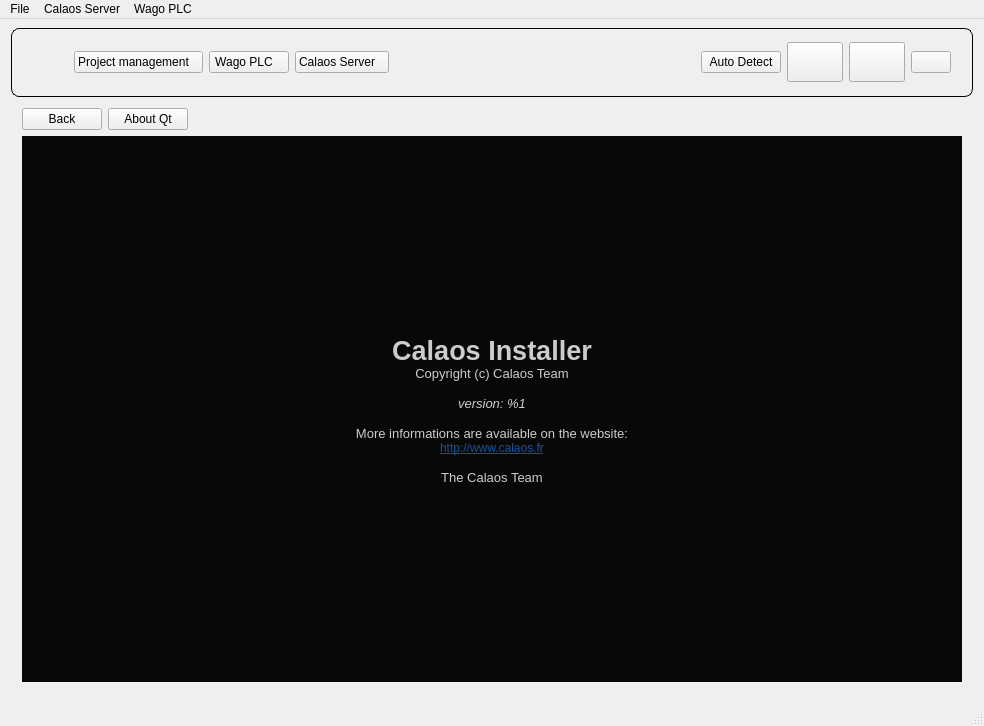
Qt form data/MainWindow.ui (calaos/calaos_installer) before a commit.
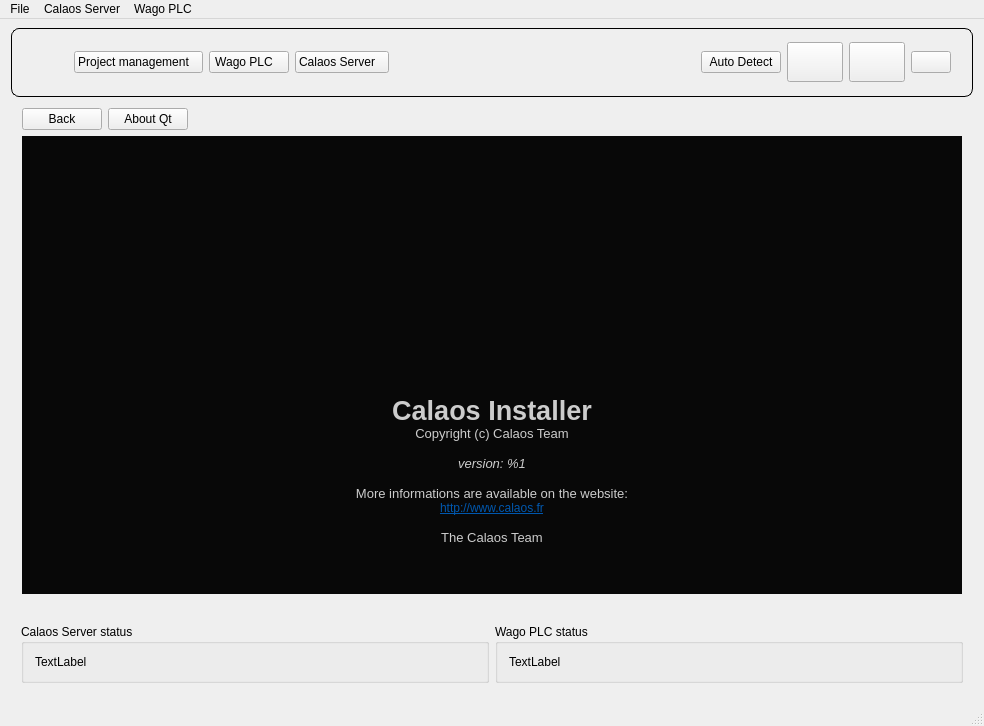
The same form after that commit. The open tabs and pages were chosen to show the change. Icons and pictures are not drawn. Custom widgets are drawn as their Qt base class.

Diff of the .ui file:
```diff
--- a/data/MainWindow.ui
+++ b/data/MainWindow.ui
@@ -432,18 +432,21 @@
               <string>&lt;!DOCTYPE HTML PUBLIC &quot;-//W3C//DTD HTML 4.0//EN&quot; &quot;http://www.w3.org/TR/REC-html40/strict.dtd&quot;&gt;
 &lt;html&gt;&lt;head&gt;&lt;meta name=&quot;qrichtext&quot; content=&quot;1&quot; /&gt;&lt;style type=&quot;text/css&quot;&gt;
 p, li { white-space: pre-wrap; }
-&lt;/style&gt;&lt;/head&gt;&lt;body style=&quot; font-family:'MS Shell Dlg 2'; font-size:8.25pt; font-weight:400; font-style:normal;&quot;&gt;
+&lt;/style&gt;&lt;/head&gt;&lt;body style=&quot; font-family:'.SF NS Text'; font-size:13pt; font-weight:400; font-style:normal;&quot;&gt;
 &lt;table border=&quot;0&quot; style=&quot;-qt-table-type: root; margin-top:4px; margin-bottom:4px; margin-left:4px; margin-right:4px;&quot;&gt;
 &lt;tr&gt;
 &lt;td style=&quot;border: none;&quot;&gt;
 &lt;p style=&quot;-qt-paragraph-type:empty; margin-top:0px; margin-bottom:0px; margin-left:0px; margin-right:0px; -qt-block-indent:0; text-indent:0px;&quot;&gt;&lt;br /&gt;&lt;/p&gt;
-&lt;p style=&quot;-qt-paragraph-type:empty; margin-top:0px; margin-bottom:0px; margin-left:0px; margin-right:0px; -qt-block-indent:0; text-indent:0px; font-family:'.Helvetica Neue DeskInterface'; font-size:13pt;&quot;&gt;&lt;br /&gt;&lt;/p&gt;
-&lt;p style=&quot;-qt-paragraph-type:empty; margin-top:0px; margin-bottom:0px; margin-left:0px; margin-right:0px; -qt-block-indent:0; text-indent:0px; font-family:'Sans Serif'; font-size:9pt;&quot;&gt;&lt;br /&gt;&lt;/p&gt;
 &lt;p style=&quot;-qt-paragraph-type:empty; margin-top:0px; margin-bottom:0px; margin-left:0px; margin-right:0px; -qt-block-indent:0; text-indent:0px;&quot;&gt;&lt;br /&gt;&lt;/p&gt;
-&lt;p style=&quot;-qt-paragraph-type:empty; margin-top:0px; margin-bottom:0px; margin-left:0px; margin-right:0px; -qt-block-indent:0; text-indent:0px; font-size:8pt;&quot;&gt;&lt;br /&gt;&lt;/p&gt;
-&lt;p style=&quot;-qt-paragraph-type:empty; margin-top:0px; margin-bottom:0px; margin-left:0px; margin-right:0px; -qt-block-indent:0; text-indent:0px; font-size:8pt;&quot;&gt;&lt;br /&gt;&lt;/p&gt;
-&lt;p style=&quot;-qt-paragraph-type:empty; margin-top:0px; margin-bottom:0px; margin-left:0px; margin-right:0px; -qt-block-indent:0; text-indent:0px; font-size:8pt;&quot;&gt;&lt;br /&gt;&lt;/p&gt;
-&lt;p style=&quot;-qt-paragraph-type:empty; margin-top:0px; margin-bottom:0px; margin-left:0px; margin-right:0px; -qt-block-indent:0; text-indent:0px; font-size:8pt;&quot;&gt;&lt;br /&gt;&lt;/p&gt;
+&lt;p style=&quot;-qt-paragraph-type:empty; margin-top:0px; margin-bottom:0px; margin-left:0px; margin-right:0px; -qt-block-indent:0; text-indent:0px; font-family:'MS Shell Dlg 2'; font-size:8.25pt;&quot;&gt;&lt;br /&gt;&lt;/p&gt;
+&lt;p style=&quot;-qt-paragraph-type:empty; margin-top:0px; margin-bottom:0px; margin-left:0px; margin-right:0px; -qt-block-indent:0; text-indent:0px; font-family:'MS Shell Dlg 2'; font-size:8.25pt;&quot;&gt;&lt;br /&gt;&lt;/p&gt;
+&lt;p style=&quot;-qt-paragraph-type:empty; margin-top:0px; margin-bottom:0px; margin-left:0px; margin-right:0px; -qt-block-indent:0; text-indent:0px; font-family:'.Helvetica Neue DeskInterface';&quot;&gt;&lt;br /&gt;&lt;/p&gt;
+&lt;p style=&quot;-qt-paragraph-type:empty; margin-top:0px; margin-bottom:0px; margin-left:0px; margin-right:0px; -qt-block-indent:0; text-indent:0px; font-family:'Sans Serif'; font-size:9pt;&quot;&gt;&lt;br /&gt;&lt;/p&gt;
+&lt;p style=&quot;-qt-paragraph-type:empty; margin-top:0px; margin-bottom:0px; margin-left:0px; margin-right:0px; -qt-block-indent:0; text-indent:0px; font-family:'MS Shell Dlg 2'; font-size:8.25pt;&quot;&gt;&lt;br /&gt;&lt;/p&gt;
+&lt;p style=&quot;-qt-paragraph-type:empty; margin-top:0px; margin-bottom:0px; margin-left:0px; margin-right:0px; -qt-block-indent:0; text-indent:0px; font-family:'MS Shell Dlg 2'; font-size:8pt;&quot;&gt;&lt;br /&gt;&lt;/p&gt;
+&lt;p style=&quot;-qt-paragraph-type:empty; margin-top:0px; margin-bottom:0px; margin-left:0px; margin-right:0px; -qt-block-indent:0; text-indent:0px; font-family:'MS Shell Dlg 2'; font-size:8pt;&quot;&gt;&lt;br /&gt;&lt;/p&gt;
+&lt;p style=&quot;-qt-paragraph-type:empty; margin-top:0px; margin-bottom:0px; margin-left:0px; margin-right:0px; -qt-block-indent:0; text-indent:0px; font-family:'MS Shell Dlg 2'; font-size:8pt;&quot;&gt;&lt;br /&gt;&lt;/p&gt;
+&lt;p style=&quot;-qt-paragraph-type:empty; margin-top:0px; margin-bottom:0px; margin-left:0px; margin-right:0px; -qt-block-indent:0; text-indent:0px; font-family:'MS Shell Dlg 2'; font-size:8pt;&quot;&gt;&lt;br /&gt;&lt;/p&gt;
 &lt;p style=&quot;-qt-paragraph-type:empty; margin-top:0px; margin-bottom:0px; margin-left:0px; margin-right:0px; -qt-block-indent:0; text-indent:0px; font-family:'Sans Serif'; font-size:9pt;&quot;&gt;&lt;br /&gt;&lt;/p&gt;
 &lt;p style=&quot;-qt-paragraph-type:empty; margin-top:0px; margin-bottom:0px; margin-left:0px; margin-right:0px; -qt-block-indent:0; text-indent:0px; font-family:'Sans Serif'; font-size:9pt;&quot;&gt;&lt;br /&gt;&lt;/p&gt;
 &lt;p style=&quot;-qt-paragraph-type:empty; margin-top:0px; margin-bottom:0px; margin-left:0px; margin-right:0px; -qt-block-indent:0; text-indent:0px; font-family:'Sans Serif'; font-size:9pt;&quot;&gt;&lt;br /&gt;&lt;/p&gt;
@@ -486,6 +489,54 @@
          </widget>
         </widget>
        </item>
+       <item>
+        <layout class="QHBoxLayout" name="horizontalLayout_6">
+         <property name="leftMargin">
+          <number>10</number>
+         </property>
+         <property name="topMargin">
+          <number>10</number>
+         </property>
+         <property name="rightMargin">
+          <number>10</number>
+         </property>
+         <property name="bottomMargin">
+          <number>10</number>
+         </property>
+         <item>
+          <widget class="QGroupBox" name="calaosServerStatusGroup">
+           <property name="title">
+            <string>Calaos Server status</string>
+           </property>
+           <layout class="QGridLayout" name="gridLayout">
+            <item row="0" column="0">
+             <widget class="QLabel" name="label_2">
+              <property name="text">
+               <string>TextLabel</string>
+              </property>
+             </widget>
+            </item>
+           </layout>
+          </widget>
+         </item>
+         <item>
+          <widget class="QGroupBox" name="wagoPLCStatusGroup">
+           <property name="title">
+            <string>Wago PLC status</string>
+           </property>
+           <layout class="QGridLayout" name="gridLayout_2">
+            <item row="0" column="0">
+             <widget class="QLabel" name="label_3">
+              <property name="text">
+               <string>TextLabel</string>
+              </property>
+             </widget>
+            </item>
+           </layout>
+          </widget>
+         </item>
+        </layout>
+       </item>
       </layout>
       <zorder>Pages</zorder>
       <zorder>toolBarFrame</zorder>
```
Left out of the diff: 8 changed lines with no effect on the pictures.
